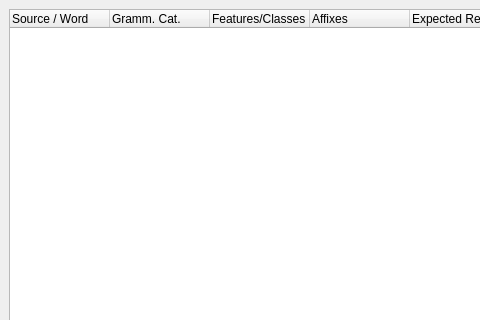
Old version of the form Dev/Lib/Windows/TestBedEditorWindow.ui in the repository rmlockwood/FLExTrans; both pictures show x 0 to 480 and y 0 to 320 of the 900 by 500 pixel window.
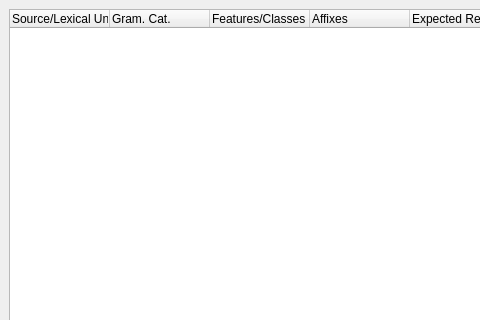
New version of the form.

Commit message: menu items to add/delete LUs

Diff of the .ui file:
```diff
--- a/Dev/Lib/Windows/TestBedEditorWindow.ui
+++ b/Dev/Lib/Windows/TestBedEditorWindow.ui
@@ -30,12 +30,12 @@
         </property>
         <column>
          <property name="text">
-          <string>Source / Word</string>
+          <string>Source/Lexical Unit</string>
          </property>
         </column>
         <column>
          <property name="text">
-          <string>Gramm. Cat.</string>
+          <string>Gram. Cat.</string>
          </property>
         </column>
         <column>
```
The commit also changes 2 other files.
